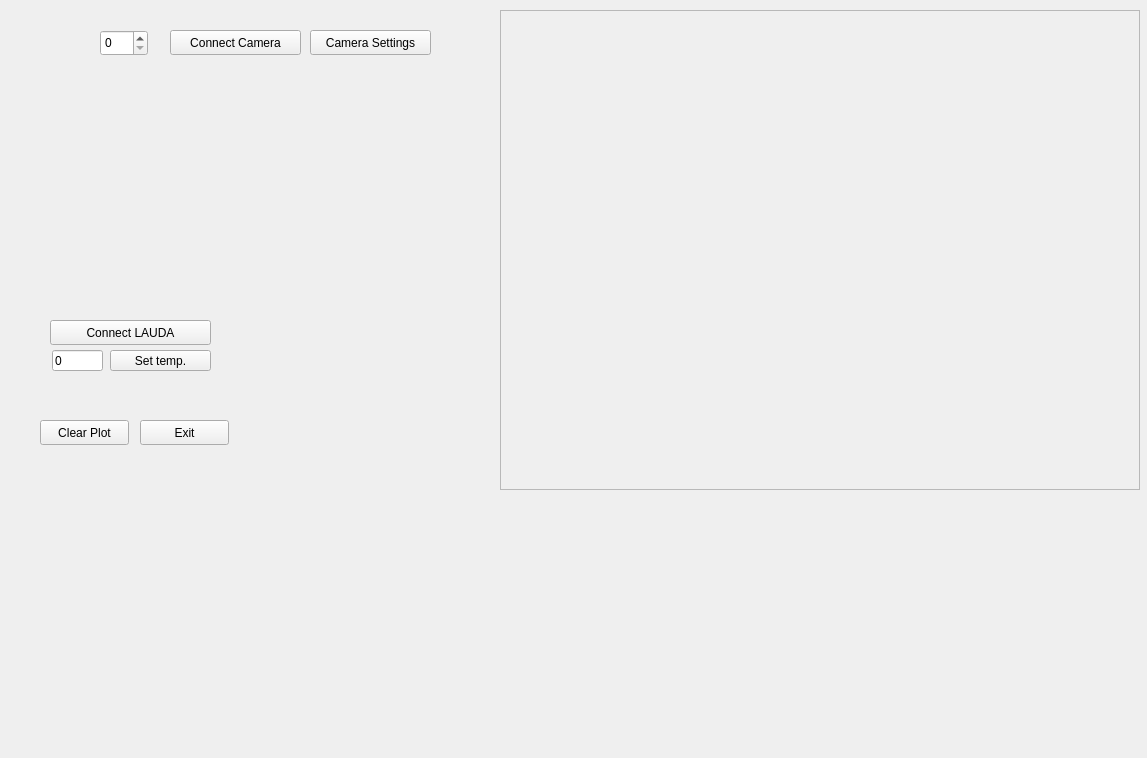
This is src/gui/experiment.ui in gfogwill/FrESH as Qt 5 draws it before an edit. The edited form follows.
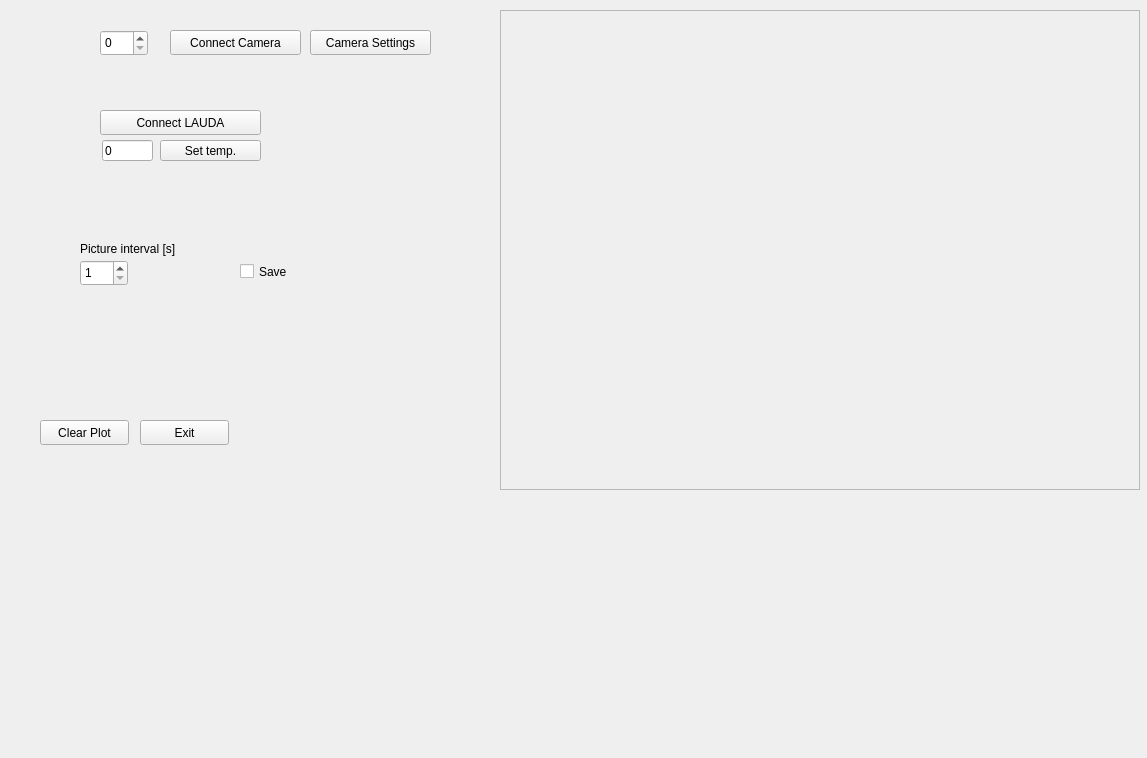
This is the edited form. Custom widgets are drawn as their Qt base class.

Commit message: refactor: move save_exp checkbox to experiment_gui.py

Diff of the .ui file:
```diff
--- a/src/gui/experiment.ui
+++ b/src/gui/experiment.ui
@@ -33,8 +33,8 @@
    <widget class="QLineEdit" name="temp_set">
     <property name="geometry">
      <rect>
-      <x>52</x>
-      <y>350</y>
+      <x>102</x>
+      <y>140</y>
       <width>51</width>
       <height>21</height>
      </rect>
@@ -114,8 +114,8 @@
    <widget class="QPushButton" name="setTempButton">
     <property name="geometry">
      <rect>
-      <x>110</x>
-      <y>350</y>
+      <x>160</x>
+      <y>140</y>
       <width>101</width>
       <height>21</height>
      </rect>
@@ -140,8 +140,8 @@
    <widget class="QPushButton" name="connectLAUDAButton">
     <property name="geometry">
      <rect>
-      <x>50</x>
-      <y>320</y>
+      <x>100</x>
+      <y>110</y>
       <width>161</width>
       <height>25</height>
      </rect>
@@ -160,6 +160,45 @@
      </rect>
     </property>
    </widget>
+   <widget class="QCheckBox" name="saveCheckBox">
+    <property name="geometry">
+     <rect>
+      <x>240</x>
+      <y>260</y>
+      <width>92</width>
+      <height>23</height>
+     </rect>
+    </property>
+    <property name="text">
+     <string>Save</string>
+    </property>
+   </widget>
+   <widget class="QLabel" name="label_2">
+    <property name="geometry">
+     <rect>
+      <x>80</x>
+      <y>240</y>
+      <width>161</width>
+      <height>17</height>
+     </rect>
+    </property>
+    <property name="text">
+     <string>Picture interval [s]</string>
+    </property>
+   </widget>
+   <widget class="QSpinBox" name="pictureIntervalSpinBox">
+    <property name="geometry">
+     <rect>
+      <x>80</x>
+      <y>260</y>
+      <width>48</width>
+      <height>26</height>
+     </rect>
+    </property>
+    <property name="minimum">
+     <number>1</number>
+    </property>
+   </widget>
    <zorder>frameVideo</zorder>
    <zorder>graphWidget</zorder>
    <zorder>temp_set</zorder>
```
Left out of the diff: 3 changed lines with no effect on the pictures. The commit also changes 3 other files.
